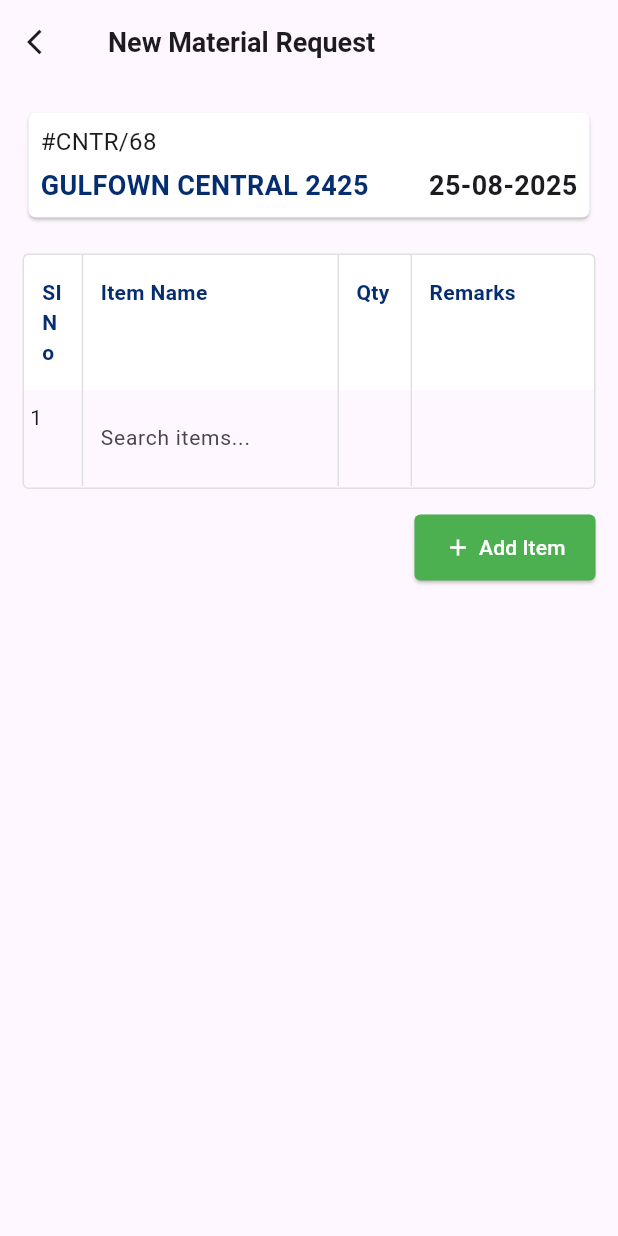
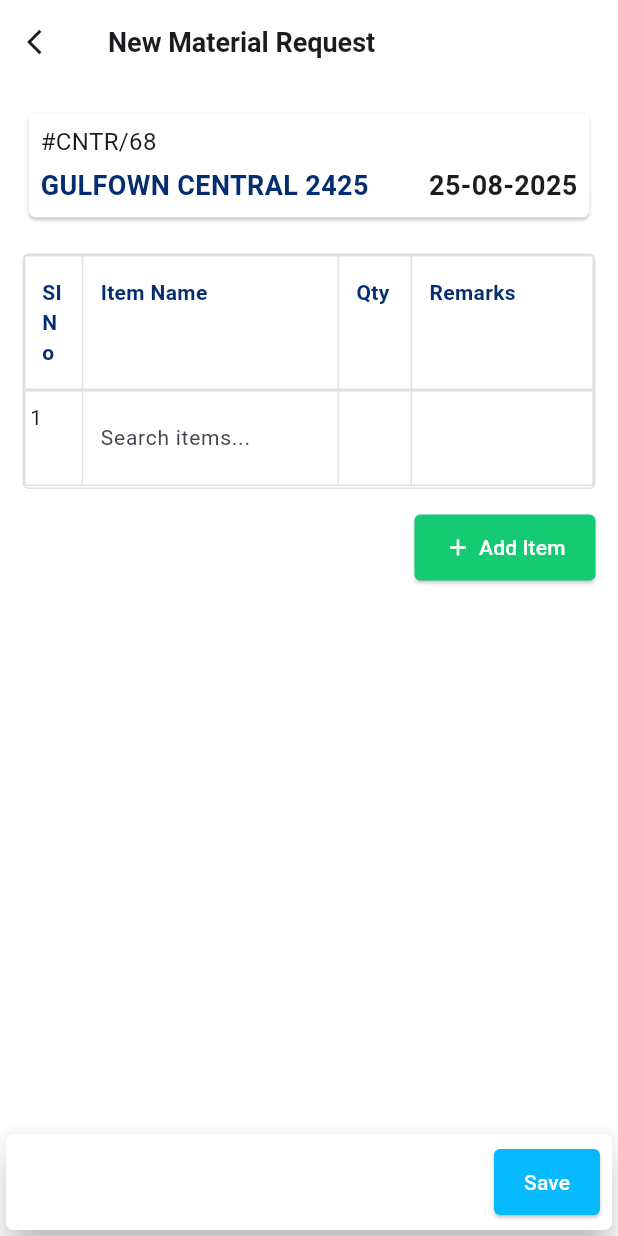
Before and after one commit to habeeb321/Oxdo-Technologies-Machine-Test, a Flutter app: the screen it shows after launch, on a phone screen of 412 x 824 dp. Run offline on Flutter 3.47's test engine with Material 3 defaults, Android fonts, the phone set to English and light mode, and no system bars; our stand-ins replace dio, get; network calls fail.

Commit message:
Added save button.

```diff
--- a/lib/home_screen/view/home_screen.dart
+++ b/lib/home_screen/view/home_screen.dart
@@ -12,13 +12,18 @@ class HomeScreen extends StatelessWidget {
   @override
   Widget build(BuildContext context) {
     return Scaffold(
+      backgroundColor: Colors.white,
       appBar: _buildAppbar(),
       body: _buildBody(),
     );
   }
 
   Widget _buildBody() {
-    return SingleChildScrollView(
+    return Stack(
+      children: [
+        Padding(
+          padding: const EdgeInsets.only(bottom: 50),
+          child: SingleChildScrollView(
             child: Padding(
               padding: const EdgeInsets.all(15.0),
               child: Column(
@@ -26,15 +31,55 @@ class HomeScreen extends StatelessWidget {
                 children: [
                   TitleWidget(),
                   const SizedBox(height: 20),
-            TableWidget(),
+                  const TableWidget(),
                 ],
               ),
             ),
+          ),
+        ),
+        Align(
+          alignment: Alignment.bottomRight,
+          child: Card(
+            elevation: 10,
+            shape:
+                RoundedRectangleBorder(borderRadius: BorderRadius.circular(5)),
+            color: Colors.white,
+            child: Padding(
+              padding: const EdgeInsets.all(8.0),
+              child: Row(
+                mainAxisAlignment: MainAxisAlignment.end,
+                children: [
+                  ElevatedButton(
+                    onPressed: () {},
+                    style: ElevatedButton.styleFrom(
+                      backgroundColor: const Color(0xff07BAFE),
+                      foregroundColor: Colors.white,
+                      padding: const EdgeInsets.symmetric(
+                          horizontal: 20, vertical: 12),
+                      shape: RoundedRectangleBorder(
+                        borderRadius: BorderRadius.circular(4),
+                      ),
+                    ),
+                    child: const Text(
+                      'Save',
+                      style: TextStyle(
+                        fontSize: 14,
+                        fontWeight: FontWeight.w500,
+                      ),
+                    ),
+                  ),
+                ],
+              ),
+            ),
+          ),
+        ),
+      ],
     );
   }
 
   AppBar _buildAppbar() {
     return AppBar(
+      backgroundColor: Colors.white,
       leading: const Icon(Icons.arrow_back_ios, size: 20),
       centerTitle: false,
       title: const Text(
--- a/lib/home_screen/view/widgets/table_widget.dart
+++ b/lib/home_screen/view/widgets/table_widget.dart
@@ -13,14 +13,28 @@ class TableWidget extends StatefulWidget {
 class _TableWidgetState extends State<TableWidget> {
   final HomeController controller = Get.find<HomeController>();
 
-  // Track selected suggestion index per row
   Map<int, int> selectedSuggestionIndexMap = {};
 
   FocusNode? currentFocusNode;
 
   @override
   Widget build(BuildContext context) {
-    return Obx(() => Column(
+    return Obx(
+      () => controller.loading.value
+          ? const SizedBox(
+              height: 200,
+              child: Center(
+                child: SizedBox(
+                  width: 40,
+                  height: 40,
+                  child: CircularProgressIndicator(
+                    strokeWidth: 3,
+                    color: Colors.blueAccent,
+                  ),
+                ),
+              ),
+            )
+          : Column(
               children: [
                 Container(
                   decoration: BoxDecoration(
@@ -38,11 +52,7 @@ class _TableWidgetState extends State<TableWidget> {
                           ),
                         ),
                         child: Table(
-                      border: TableBorder(
-                        horizontalInside:
-                            BorderSide(color: Colors.grey.shade300),
-                        verticalInside: BorderSide(color: Colors.grey.shade300),
-                      ),
+                          border: TableBorder.all(color: Colors.grey.shade300),
                           columnWidths: const {
                             0: FlexColumnWidth(0.8),
                             1: FlexColumnWidth(3.5),
@@ -68,7 +78,6 @@ class _TableWidgetState extends State<TableWidget> {
                         int index = entry.key;
                         var row = entry.value;
 
-                    // Get the selected suggestion index for this row or default 0
                         int selectedSuggestionIndex =
                             selectedSuggestionIndexMap[index] ?? 0;
 
@@ -77,17 +86,16 @@ class _TableWidgetState extends State<TableWidget> {
                             border: Border(
                               bottom: BorderSide(
                                 color: index ==
-                                    controller.materialRequestRows.length - 1
+                                        controller.materialRequestRows.length -
+                                            1
                                     ? Colors.transparent
                                     : Colors.grey.shade300,
                               ),
                             ),
                           ),
                           child: Table(
-                        border: TableBorder(
-                          verticalInside:
-                              BorderSide(color: Colors.grey.shade300),
-                        ),
+                            border:
+                                TableBorder.all(color: Colors.grey.shade300),
                             columnWidths: const {
                               0: FlexColumnWidth(0.8),
                               1: FlexColumnWidth(3.5),
@@ -100,19 +108,22 @@ class _TableWidgetState extends State<TableWidget> {
                                   _buildDataCell(Text((index + 1).toString())),
                                   _buildDataCell(
                                     Column(
-                                  crossAxisAlignment: CrossAxisAlignment.start,
+                                      crossAxisAlignment:
+                                          CrossAxisAlignment.start,
                                       children: [
                                         RawKeyboardListener(
                                           focusNode: FocusNode(),
                                           onKey: (event) {
-                                        if (controller.showSuggestions.value &&
-                                            controller
-                                                    .currentSearchIndex.value ==
+                                            if (controller
+                                                    .showSuggestions.value &&
+                                                controller.currentSearchIndex
+                                                        .value ==
                                                     index &&
-                                            controller
-                                                .filteredProducts.isNotEmpty) {
+                                                controller.filteredProducts
+                                                    .isNotEmpty) {
                                               if (event.isKeyPressed(
-                                              LogicalKeyboardKey.arrowDown)) {
+                                                  LogicalKeyboardKey
+                                                      .arrowDown)) {
                                                 setState(() {
                                                   selectedSuggestionIndex =
                                                       (selectedSuggestionIndex +
@@ -142,8 +153,8 @@ class _TableWidgetState extends State<TableWidget> {
                                                 });
                                               } else if (event.isKeyPressed(
                                                   LogicalKeyboardKey.enter)) {
-                                            final product =
-                                                controller.filteredProducts[
+                                                final product = controller
+                                                        .filteredProducts[
                                                     selectedSuggestionIndex];
                                                 controller.selectProduct(
                                                     product, index);
@@ -155,30 +166,34 @@ class _TableWidgetState extends State<TableWidget> {
                                             }
                                           },
                                           child: TextField(
-                                        controller: row['itemNameController'],
+                                            controller:
+                                                row['itemNameController'],
                                             decoration: const InputDecoration(
                                               border: InputBorder.none,
-                                          contentPadding: EdgeInsets.symmetric(
-                                              horizontal: 8, vertical: 12),
+                                              contentPadding:
+                                                  EdgeInsets.symmetric(
+                                                      horizontal: 8,
+                                                      vertical: 12),
                                               hintText: 'Search items...',
                                             ),
-                                        style: const TextStyle(fontSize: 14),
+                                            style:
+                                                const TextStyle(fontSize: 14),
                                             onChanged: (value) {
                                               controller.updateSearchQuery(
                                                   value, index);
                                               setState(() {
-                                            selectedSuggestionIndexMap[index] =
-                                                0;
+                                                selectedSuggestionIndexMap[
+                                                    index] = 0;
                                               });
                                             },
                                             onTap: () {
                                               controller.showSuggestions.value =
                                                   true;
-                                          controller.currentSearchIndex.value =
-                                              index;
+                                              controller.currentSearchIndex
+                                                  .value = index;
                                               setState(() {
-                                            selectedSuggestionIndexMap[index] =
-                                                0;
+                                                selectedSuggestionIndexMap[
+                                                    index] = 0;
                                               });
                                             },
                                           ),
@@ -186,7 +201,8 @@ class _TableWidgetState extends State<TableWidget> {
                                         if (controller.showSuggestions.value &&
                                             controller
                                                 .searchQuery.value.isNotEmpty &&
-                                        controller.currentSearchIndex.value ==
+                                            controller
+                                                    .currentSearchIndex.value ==
                                                 index)
                                           Container(
                                             constraints: const BoxConstraints(
@@ -199,8 +215,8 @@ class _TableWidgetState extends State<TableWidget> {
                                                   BorderRadius.circular(4),
                                               boxShadow: [
                                                 BoxShadow(
-                                              color:
-                                                  Colors.grey.withOpacity(0.3),
+                                                  color: Colors.grey
+                                                      .withOpacity(0.3),
                                                   spreadRadius: 1,
                                                   blurRadius: 3,
                                                   offset: const Offset(0, 2),
@@ -216,7 +232,8 @@ class _TableWidgetState extends State<TableWidget> {
                                                 var product =
                                                     controller.filteredProducts[
                                                         suggestionIndex];
-                                            bool isSelected = suggestionIndex ==
+                                                bool isSelected =
+                                                    suggestionIndex ==
                                                         selectedSuggestionIndex;
                                                 return InkWell(
                                                   onTap: () =>
@@ -265,16 +282,21 @@ class _TableWidgetState extends State<TableWidget> {
                                       children: [
                                         Expanded(
                                           child: TextField(
-                                        controller: row['remarksController'],
+                                            controller:
+                                                row['remarksController'],
                                             decoration: const InputDecoration(
                                               border: InputBorder.none,
-                                          contentPadding: EdgeInsets.symmetric(
-                                              horizontal: 8, vertical: 12),
+                                              contentPadding:
+                                                  EdgeInsets.symmetric(
+                                                      horizontal: 8,
+                                                      vertical: 12),
                                             ),
-                                        style: const TextStyle(fontSize: 14),
+                                            style:
+                                                const TextStyle(fontSize: 14),
                                           ),
                                         ),
-                                    if (controller.materialRequestRows.length >
+                                        if (controller
+                                                .materialRequestRows.length >
                                             1)
                                           IconButton(
                                             onPressed: () =>
@@ -302,10 +324,10 @@ class _TableWidgetState extends State<TableWidget> {
                   child: ElevatedButton(
                     onPressed: controller.addNewRow,
                     style: ElevatedButton.styleFrom(
-                  backgroundColor: Colors.green,
+                      backgroundColor: const Color(0xff14CB74),
                       foregroundColor: Colors.white,
-                  padding:
-                      const EdgeInsets.symmetric(horizontal: 20, vertical: 12),
+                      padding: const EdgeInsets.symmetric(
+                          horizontal: 20, vertical: 12),
                       shape: RoundedRectangleBorder(
                         borderRadius: BorderRadius.circular(4),
                       ),
@@ -323,7 +345,8 @@ class _TableWidgetState extends State<TableWidget> {
                   ),
                 ),
               ],
-        ));
+            ),
+    );
   }
 
   Widget _buildHeaderCell(String text) {
```
Lines whose indentation alone changed are shown as unchanged.
